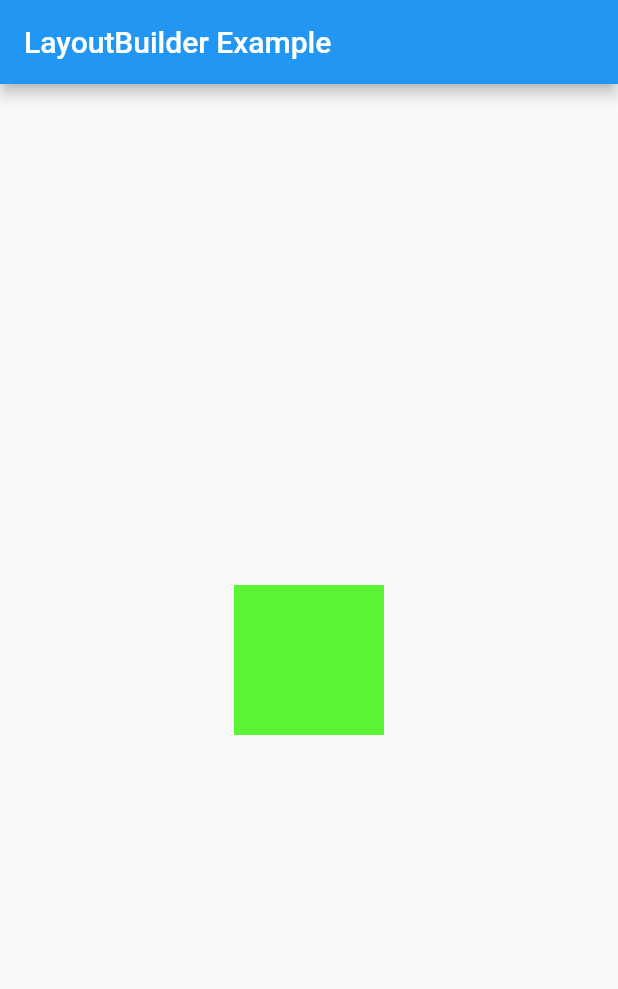
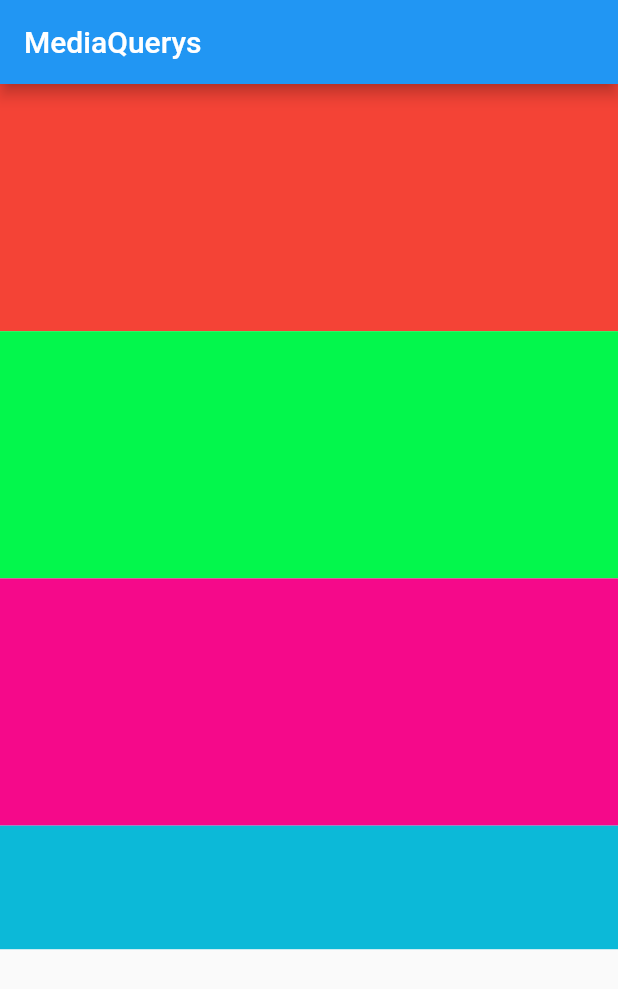
Before and after one commit to isavtars/responsiveflutter, a Flutter app: the screen it shows after launch, on a phone screen of 412 x 824 dp. Shown: the top 989 px of the screen. Run offline on Flutter 3.47's test engine with Material 2 defaults, Android fonts, the phone set to English and light mode, and no system bars.

```diff
--- a/lib/main.dart
+++ b/lib/main.dart
@@ -1,7 +1,7 @@
 import 'package:flutter/material.dart';
 
-/// Flutter code sample for [LayoutBuilder].
 /// //Creating a responsive Flutter app
+/// A widget that attempts to size the child to a specific aspect ratio.
 
 void main() => runApp(const LayoutBuilderExampleApp());
 
@@ -12,57 +12,49 @@ class LayoutBuilderExampleApp extends StatelessWidget {
   Widget build(BuildContext context) {
     return const MaterialApp(
       debugShowCheckedModeBanner: false,
-      home: LayoutBuilderExample(),
+      home: MyApp(),
     );
   }
 }
 
-class LayoutBuilderExample extends StatelessWidget {
-  const LayoutBuilderExample({super.key});
+///AspectRatio
+class MyApp extends StatelessWidget {
+  const MyApp({super.key});
 
   @override
   Widget build(BuildContext context) {
+    var height, weight;
+    var size = MediaQuery.of(context).size;
+    height = size.height;
+    weight = size.width;
+
     return Scaffold(
-      appBar: AppBar(title: const Text('LayoutBuilder Example')),
-      body: LayoutBuilder(
-        builder: (BuildContext context, BoxConstraints constraints) {
-          if (constraints.maxWidth > 600) {
-            return _buildWideContainers();
-          } else {
-            return _buildNormalContainer();
-          }
-        },
+        appBar: AppBar(
+          title: const Text("MediaQuerys"),
         ),
-    );
-  }
-
-  Widget _buildNormalContainer() {
-    return Center(
-      child: Container(
-        height: 100.0,
-        width: 100.0,
-        color: const Color.fromARGB(255, 92, 244, 54),
-      ),
-    );
-  }
-
-  Widget _buildWideContainers() {
-    return Center(
-      child: Row(
-        mainAxisAlignment: MainAxisAlignment.spaceEvenly,
-        children: <Widget>[
+        body: Column(
+          children: [
             Container(
-            height: 100.0,
-            width: 100.0,
-            color: const Color.fromARGB(255, 14, 10, 226),
+              height: height * 0.2,
+              width: weight,
+              color: Colors.red,
             ),
             Container(
-            height: 100.0,
-            width: 100.0,
-            color: Colors.yellow,
+              height: height * 0.2,
+              width: weight,
+              color: const Color.fromARGB(255, 3, 247, 76),
             ),
+            Container(
+              height: height * 0.2,
+              width: weight,
+              color: const Color.fromARGB(255, 245, 9, 138),
+            ),
+            Container(
+              height: height * 0.1,
+              width: weight,
+              color: const Color.fromARGB(255, 12, 185, 216),
+            )
           ],
-      ),
-    );
+        ));
   }
 }
```
Lines whose indentation alone changed are shown as unchanged.
